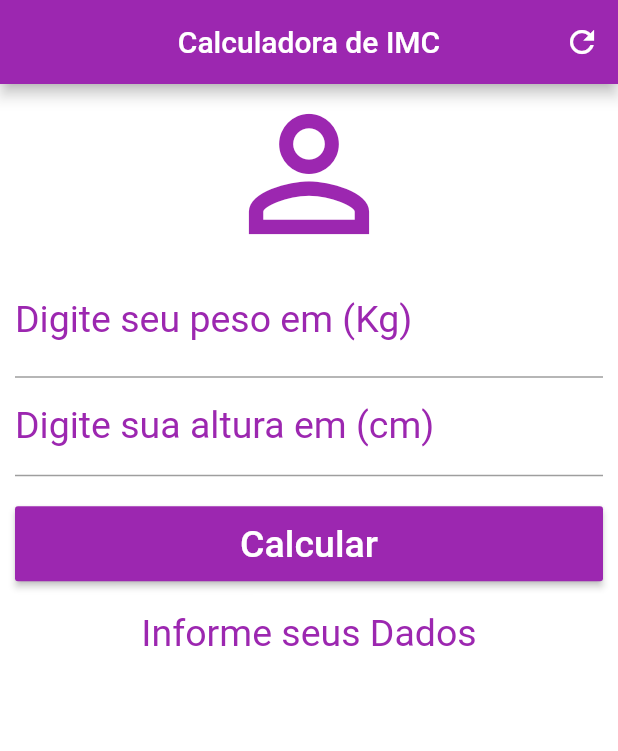
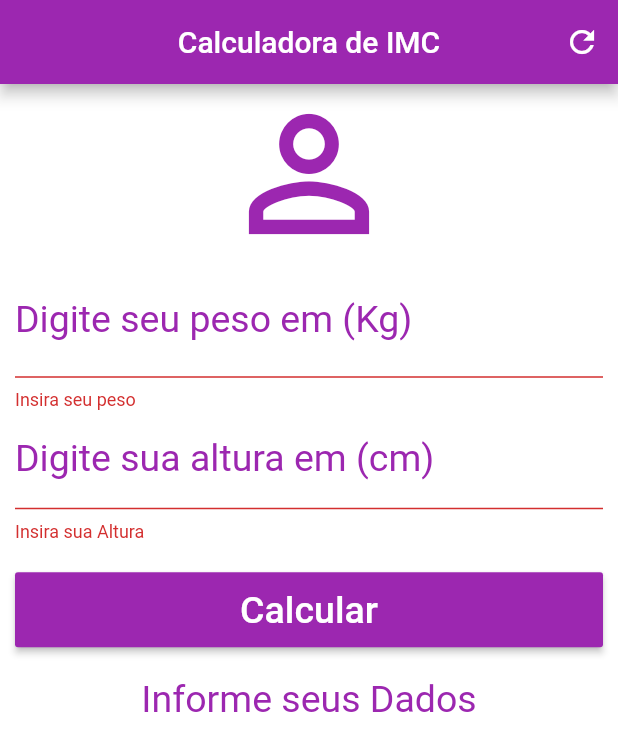
Before and after one commit to MRaphaelpy/imcapp, a Flutter app: the screen it shows after launch, after a tap on "Calcular", on a phone screen of 412 x 824 dp. Shown: the top 751 px of the screen. Run offline on Flutter 3.47's test engine with Material 2 defaults, Android fonts, the phone set to English and light mode, and no system bars.

Commit message:
AppIMC Completo

```diff
--- a/lib/main.dart
+++ b/lib/main.dart
@@ -18,12 +18,17 @@ class _HomeState extends State<Home> {
   TextEditingController pesoController = TextEditingController();
   TextEditingController alturaController = TextEditingController();
 
+  GlobalKey<FormState> _formalKey = GlobalKey<FormState>();
+
   String _result = "Informe seus Dados";
 
   void _reset() {
+    setState(() {
       pesoController.text = "";
       alturaController.text = "";
       _result = "Informe seus Dados";
+      _formalKey = GlobalKey<FormState>();
+    });
   }
 
   void _calculed() {
@@ -63,11 +68,12 @@ class _HomeState extends State<Home> {
         backgroundColor: Colors.white,
         body: SingleChildScrollView(
             padding: EdgeInsets.fromLTRB(10, 0, 10, 0),
+            child: Form(
               child: Column(
                 crossAxisAlignment: CrossAxisAlignment.stretch,
                 children: [
                   Icon(Icons.person_outline, size: 120.0, color: Colors.purple),
-              TextField(
+                  TextFormField(
                     keyboardType: TextInputType.number,
                     decoration: InputDecoration(
                       labelText: "Digite seu peso em (Kg)",
@@ -76,21 +82,36 @@ class _HomeState extends State<Home> {
                     textAlign: TextAlign.center,
                     style: TextStyle(color: Colors.purple, fontSize: 25.0),
                     controller: pesoController,
+                    validator: (value) {
+                      if (value!.isEmpty) {
+                        return "Insira seu peso";
+                      }
+                    },
                   ),
-              TextField(
+                  TextFormField(
                     keyboardType: TextInputType.number,
                     decoration: InputDecoration(
                       labelText: "Digite sua altura em (cm)",
-                  labelStyle: TextStyle(color: Colors.purple, fontSize: 25.0),
+                      labelStyle:
+                          TextStyle(color: Colors.purple, fontSize: 25.0),
                     ),
                     controller: alturaController,
+                    validator: (value) {
+                      if (value!.isEmpty) {
+                        return "Insira sua Altura";
+                      }
+                    },
                   ),
                   Padding(
                     padding: EdgeInsets.only(top: 20, bottom: 20),
                     child: Container(
                       height: 50,
                       child: RaisedButton(
-                    onPressed: _calculed,
+                        onPressed: () {
+                          if (_formalKey.currentState!.validate()) {
+                            _calculed();
+                          }
+                        },
                         child: Text(
                           "Calcular",
                           style: TextStyle(color: Colors.white, fontSize: 25),
@@ -106,6 +127,7 @@ class _HomeState extends State<Home> {
                   )
                 ],
               ),
-        ));
+              key: _formalKey,
+            )));
   }
 }
```
Lines whose indentation alone changed are shown as unchanged.
